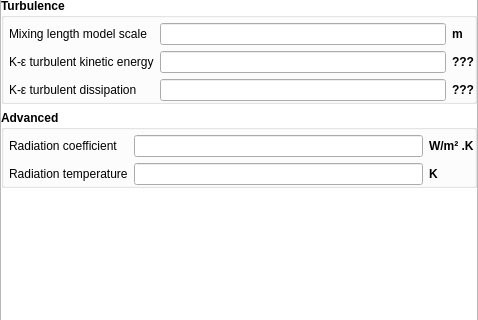
Before: the Qt Designer form gui/uifiles/initial_conditions.ui in truongd8593/mfix, drawn with Qt 5; both pictures show x 0 to 478 and y 405 to 725 of the 478 by 942 pixel window.
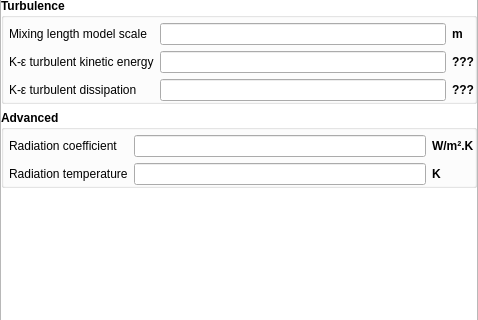
After: the same form once the commit is applied. Custom widgets are drawn as their Qt base class.

Commit message: remove extra whitespace from units labels

```diff
--- a/gui/uifiles/initial_conditions.ui
+++ b/gui/uifiles/initial_conditions.ui
@@ -724,7 +724,7 @@
                     <item row="0" column="2">
                      <widget class="QLabel" name="label_ic_gama_rg_units">
                       <property name="text">
-                       <string>W/m² .K</string>
+                       <string>W/m².K</string>
                       </property>
                      </widget>
                     </item>
```
Left out of the diff: 2 changed lines with no effect on the pictures.
